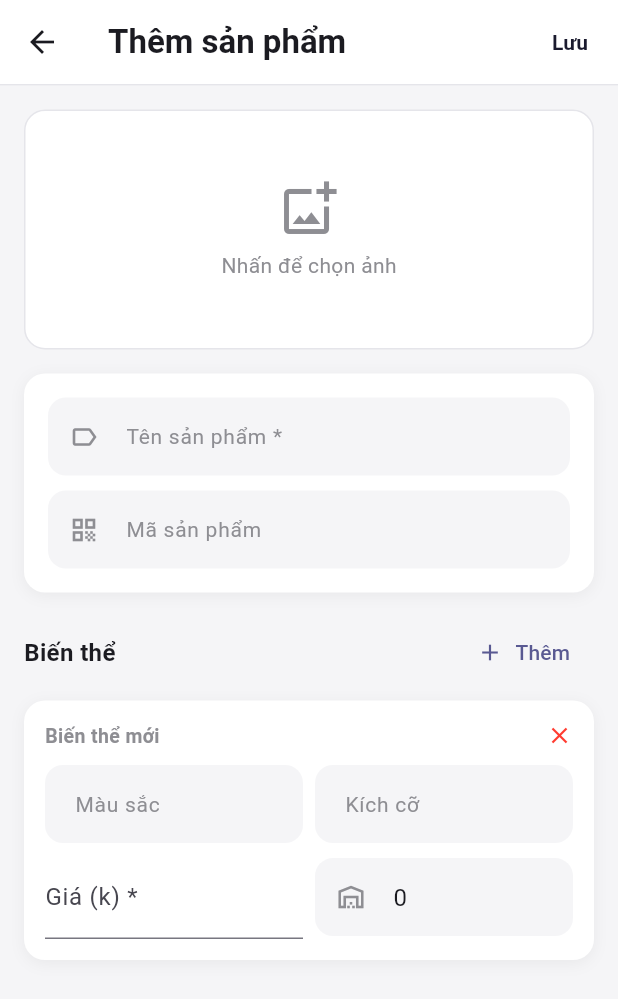
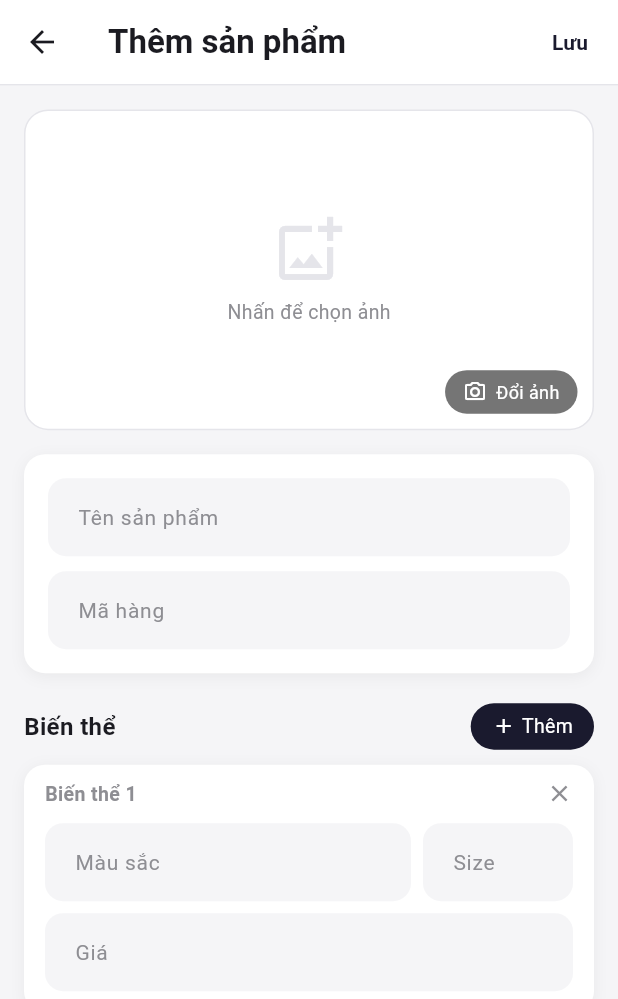
Before and after one commit to Dannyplusplus12/FISD-R, a Flutter app: the FormSanPhamPage screen opened directly, after a tap on "Thêm", on a phone screen of 412 x 824 dp. Shown: the top 999 px of the screen. Run offline on Flutter 3.47's test engine with Material 3 defaults, Android fonts, the phone set to English and light mode, and no system bars; our stand-ins replace dio, fl_chart, flutter_riverpod, image_picker, shared_preferences, speech_to_text; accounts and stored records are empty; Roboto replaces fonts that are missing (SF Pro Display).

Commit message:
refactor: rework form san pham + fix don vi gia
- Rethiet ke toan bo FormSanPhamPage: anh 16:9 full-width co overlay,
  card thong tin (ten+ma), card bien the nhat quan voi AppDeco.input
- Bo truong Ton kho (quan ly qua kho hang)
- Gia: placeholder 'Gia' + suffixText 'k' (khong can ghi chu don vi)
- AppDeco.input: them param suffixText tuy chon

Co-Authored-By: Claude Sonnet 4.6 <noreply@anthropic.com>

```diff
--- a/frontend-mobile/lib/core/theme.dart
+++ b/frontend-mobile/lib/core/theme.dart
@@ -17,9 +17,12 @@ class AppColors {
 }
 
 class AppDeco {
-  static InputDecoration input(String hint, {IconData? icon}) => InputDecoration(
+  static InputDecoration input(String hint, {IconData? icon, String? suffixText}) =>
+      InputDecoration(
         hintText: hint,
         prefixIcon: icon != null ? Icon(icon, size: 20, color: AppColors.textSecondary) : null,
+        suffixText: suffixText,
+        suffixStyle: const TextStyle(color: AppColors.textSecondary, fontSize: 14),
         filled: true,
         fillColor: AppColors.background,
         border: OutlineInputBorder(
--- a/frontend-mobile/lib/features/orderer/san_pham_orderer_page.dart
+++ b/frontend-mobile/lib/features/orderer/san_pham_orderer_page.dart
@@ -6,8 +6,6 @@ import 'package:flutter_riverpod/flutter_riverpod.dart';
 import 'package:image_picker/image_picker.dart';
 import '../../core/theme.dart';
 import 'san_pham_orderer_provider.dart';
-
-// FormSanPhamPage — tạo / sửa sản phẩm (standalone fullscreen page)
 
 class FormSanPhamPage extends ConsumerStatefulWidget {
   final SanPham? edit;
@@ -24,7 +22,6 @@ class _FormSanPhamPageState extends ConsumerState<FormSanPhamPage> {
   String? _localImagePath;
   bool _uploadingAnh = false;
   bool _saving = false;
-
   late List<_BienTheEdit> _bienThes;
 
   @override
@@ -36,13 +33,7 @@ class _FormSanPhamPageState extends ConsumerState<FormSanPhamPage> {
       _maCtrl.text = sp.ma;
       _imagePath = sp.anhKey;
       _bienThes = sp.bienThes
-          .map((bt) => _BienTheEdit(
-                id: bt.id,
-                mauSac: bt.mauSac,
-                kichCo: bt.kichCo,
-                gia: bt.gia,
-                tonKho: bt.tonKho,
-              ))
+          .map((bt) => _BienTheEdit(id: bt.id, mauSac: bt.mauSac, kichCo: bt.kichCo, gia: bt.gia))
           .toList();
     } else {
       _bienThes = [];
@@ -56,25 +47,17 @@ class _FormSanPhamPageState extends ConsumerState<FormSanPhamPage> {
     super.dispose();
   }
 
-  Future<void> _chupAnh() async {
+  Future<void> _chonAnh() async {
     final picker = ImagePicker();
     final picked = await picker.pickImage(source: ImageSource.gallery, imageQuality: 85);
     if (picked == null) return;
-    setState(() {
-      _localImagePath = picked.path;
-      _uploadingAnh = true;
-    });
+    setState(() { _localImagePath = picked.path; _uploadingAnh = true; });
     try {
-      final key =
-          await ref.read(sanPhamOrdererRepoProvider).uploadAnh(picked.path, picked.name);
+      final key = await ref.read(sanPhamOrdererRepoProvider).uploadAnh(picked.path, picked.name);
       if (mounted) setState(() { _imagePath = key; _uploadingAnh = false; });
     } catch (_) {
       if (mounted) setState(() => _uploadingAnh = false);
     }
-  }
-
-  void _themBienThe() {
-    setState(() => _bienThes.add(_BienTheEdit(mauSac: '', kichCo: '', gia: 0, tonKho: 0)));
   }
 
   Future<void> _luu() async {
@@ -89,25 +72,17 @@ class _FormSanPhamPageState extends ConsumerState<FormSanPhamPage> {
                 'color': bt.mauSac,
                 'size': bt.kichCo,
                 'price': bt.gia,
-                'stock': bt.tonKho,
+                'stock': 0,
               })
           .toList();
-
       if (widget.edit != null) {
         await ref.read(sanPhamOrdererRepoProvider).capNhatSanPham(
-              id: widget.edit!.id,
-              ten: ten,
-              ma: _maCtrl.text.trim(),
-              imagePath: _imagePath,
-              bienThes: bts,
-            );
+            id: widget.edit!.id, ten: ten, ma: _maCtrl.text.trim(),
+            imagePath: _imagePath, bienThes: bts);
       } else {
         await ref.read(sanPhamOrdererRepoProvider).taoSanPham(
-              ten: ten,
-              ma: _maCtrl.text.trim(),
-              imagePath: _imagePath,
-              bienThes: bts,
-            );
+            ten: ten, ma: _maCtrl.text.trim(),
+            imagePath: _imagePath, bienThes: bts);
       }
       if (mounted) Navigator.pop(context);
     } catch (_) {
@@ -117,141 +92,178 @@ class _FormSanPhamPageState extends ConsumerState<FormSanPhamPage> {
 
   @override
   Widget build(BuildContext context) {
-    final isEdit = widget.edit != null;
     return Scaffold(
       backgroundColor: AppColors.background,
       appBar: AppBar(
-        title: Text(isEdit ? 'Sửa sản phẩm' : 'Thêm sản phẩm',
+        title: Text(widget.edit != null ? 'Sửa sản phẩm' : 'Thêm sản phẩm',
             style: const TextStyle(fontWeight: FontWeight.bold)),
         backgroundColor: AppColors.surface,
         surfaceTintColor: Colors.transparent,
         elevation: 0,
         bottom: PreferredSize(
             preferredSize: const Size.fromHeight(1),
-          child: Container(height: 1, color: AppColors.divider),
-        ),
+            child: Container(height: 1, color: AppColors.divider)),
         actions: [
-          TextButton(
-            onPressed: _saving ? null : _luu,
-            child: _saving
-                ? const SizedBox(
-                    width: 20,
-                    height: 20,
-                    child: CircularProgressIndicator(strokeWidth: 2))
-                : const Text('Lưu',
-                    style: TextStyle(fontWeight: FontWeight.bold, color: AppColors.primary)),
-          ),
+          _saving
+              ? const Padding(
+                  padding: EdgeInsets.all(14),
+                  child: SizedBox(width: 20, height: 20,
+                      child: CircularProgressIndicator(strokeWidth: 2)))
+              : TextButton(
+                  onPressed: _luu,
+                  child: const Text('Lưu',
+                      style: TextStyle(fontWeight: FontWeight.bold, color: AppColors.primary))),
         ],
       ),
       body: ListView(padding: const EdgeInsets.all(16), children: [
-        // Ảnh sản phẩm
-        GestureDetector(
-          onTap: _chupAnh,
-          child: Container(
-            height: 160,
-            decoration: BoxDecoration(
-              color: AppColors.surface,
-              borderRadius: BorderRadius.circular(14),
-              border: Border.all(color: AppColors.divider),
-            ),
-            child: _uploadingAnh
-                ? const Center(child: CircularProgressIndicator())
-                : ClipRRect(
-                    borderRadius: BorderRadius.circular(14),
-                    child: _buildAnhPreview(),
-                  ),
-          ),
+        _AnhPicker(
+          localPath: _localImagePath,
+          networkUrl: widget.edit?.anh ?? '',
+          uploading: _uploadingAnh,
+          onTap: _chonAnh,
         ),
         const SizedBox(height: 16),
-        // Thông tin cơ bản
         Container(
           decoration: AppDeco.card(),
           padding: const EdgeInsets.all(16),
           child: Column(children: [
             TextField(
                 controller: _tenCtrl,
-                decoration: AppDeco.input('Tên sản phẩm *', icon: Icons.label_outline)),
+                textCapitalization: TextCapitalization.words,
+                decoration: AppDeco.input('Tên sản phẩm')),
             const SizedBox(height: 10),
             TextField(
                 controller: _maCtrl,
-                decoration: AppDeco.input('Mã sản phẩm', icon: Icons.qr_code_outlined)),
+                textCapitalization: TextCapitalization.characters,
+                decoration: AppDeco.input('Mã hàng')),
           ]),
         ),
-        const SizedBox(height: 16),
-        // Biến thể header
+        const SizedBox(height: 20),
         Row(children: [
           const Text('Biến thể', style: TextStyle(fontWeight: FontWeight.bold, fontSize: 16)),
           const Spacer(),
-          TextButton.icon(
-            onPressed: _themBienThe,
-            icon: const Icon(Icons.add, size: 18),
-            label: const Text('Thêm'),
+          GestureDetector(
+            onTap: () => setState(
+                () => _bienThes.add(_BienTheEdit(mauSac: '', kichCo: '', gia: 0))),
+            child: Container(
+              padding: const EdgeInsets.symmetric(horizontal: 14, vertical: 6),
+              decoration: BoxDecoration(
+                  color: AppColors.primary, borderRadius: BorderRadius.circular(20)),
+              child: const Row(mainAxisSize: MainAxisSize.min, children: [
+                Icon(Icons.add, size: 16, color: Colors.white),
+                SizedBox(width: 4),
+                Text('Thêm', style: TextStyle(color: Colors.white, fontSize: 13)),
+              ]),
+            ),
           ),
         ]),
-        const SizedBox(height: 8),
+        const SizedBox(height: 10),
+        if (_bienThes.isEmpty)
+          Container(
+            padding: const EdgeInsets.all(24),
+            decoration: AppDeco.card(),
+            child: const Center(
+              child: Text('Chưa có biến thể nào.\nNhấn Thêm để tạo.',
+                  style: TextStyle(color: AppColors.textSecondary),
+                  textAlign: TextAlign.center),
+            ),
+          )
+        else
           ..._bienThes.asMap().entries.map((e) => _BienTheForm(
                 key: ValueKey(e.key),
                 data: e.value,
+                index: e.key + 1,
                 onRemove: () => setState(() => _bienThes.removeAt(e.key)),
               )),
-        if (_bienThes.isEmpty)
-          Container(
-            padding: const EdgeInsets.all(20),
-            decoration: AppDeco.card(),
-            child: const Center(
-              child: Text(
-                'Chưa có biến thể nào.\nNhấn "Thêm" để tạo biến thể.',
-                style: TextStyle(color: AppColors.textSecondary),
-                textAlign: TextAlign.center,
-              ),
-            ),
-          ),
         const SizedBox(height: 40),
       ]),
     );
   }
-
-  Widget _buildAnhPreview() {
-    if (_localImagePath != null) {
-      return Image.file(File(_localImagePath!), fit: BoxFit.cover, width: double.infinity);
-    }
-    if (_imagePath.isNotEmpty && widget.edit?.anh.isNotEmpty == true) {
-      return Image.network(widget.edit!.anh, fit: BoxFit.cover, width: double.infinity,
-          errorBuilder: (_, __, ___) => _anhPlaceholder());
-    }
-    return _anhPlaceholder();
 }
 
-  Widget _anhPlaceholder() => const Column(
-        mainAxisAlignment: MainAxisAlignment.center,
-        children: [
-          Icon(Icons.add_photo_alternate_outlined, size: 40, color: AppColors.textSecondary),
-          SizedBox(height: 8),
-          Text('Nhấn để chọn ảnh', style: TextStyle(color: AppColors.textSecondary)),
-        ],
+// ── Ảnh picker ────────────────────────────────────────────────────────────────
+
+class _AnhPicker extends StatelessWidget {
+  final String? localPath;
+  final String networkUrl;
+  final bool uploading;
+  final VoidCallback onTap;
+
+  const _AnhPicker({
+    required this.localPath,
+    required this.networkUrl,
+    required this.uploading,
+    required this.onTap,
+  });
+
+  @override
+  Widget build(BuildContext context) {
+    return GestureDetector(
+      onTap: onTap,
+      child: AspectRatio(
+        aspectRatio: 16 / 9,
+        child: Container(
+          decoration: BoxDecoration(
+            color: AppColors.surface,
+            borderRadius: BorderRadius.circular(16),
+            border: Border.all(color: AppColors.divider),
+          ),
+          clipBehavior: Clip.antiAlias,
+          child: Stack(fit: StackFit.expand, children: [
+            if (uploading)
+              const Center(child: CircularProgressIndicator())
+            else if (localPath != null)
+              Image.file(File(localPath!), fit: BoxFit.cover)
+            else if (networkUrl.isNotEmpty)
+              Image.network(networkUrl, fit: BoxFit.cover,
+                  errorBuilder: (_, __, ___) => _placeholder())
+            else
+              _placeholder(),
+            // Edit overlay
+            Positioned(
+              bottom: 10, right: 10,
+              child: Container(
+                padding: const EdgeInsets.symmetric(horizontal: 12, vertical: 6),
+                decoration: BoxDecoration(
+                    color: Colors.black54, borderRadius: BorderRadius.circular(20)),
+                child: const Row(mainAxisSize: MainAxisSize.min, children: [
+                  Icon(Icons.photo_camera_outlined, size: 16, color: Colors.white),
+                  SizedBox(width: 6),
+                  Text('Đổi ảnh', style: TextStyle(color: Colors.white, fontSize: 12)),
+                ]),
+              ),
+            ),
+          ]),
+        ),
+      ),
     );
   }
+
+  Widget _placeholder() => const Column(mainAxisAlignment: MainAxisAlignment.center, children: [
+        Icon(Icons.add_photo_alternate_outlined, size: 48, color: AppColors.divider),
+        SizedBox(height: 8),
+        Text('Nhấn để chọn ảnh', style: TextStyle(color: AppColors.textSecondary, fontSize: 13)),
+      ]);
+}
+
+// ── Data model biến thể ───────────────────────────────────────────────────────
 
 class _BienTheEdit {
   final int? id;
   String mauSac;
   String kichCo;
   int gia;
-  int tonKho;
 
-  _BienTheEdit({
-    this.id,
-    required this.mauSac,
-    required this.kichCo,
-    required this.gia,
-    required this.tonKho,
-  });
+  _BienTheEdit({this.id, required this.mauSac, required this.kichCo, required this.gia});
 }
+
+// ── Form biến thể ─────────────────────────────────────────────────────────────
 
 class _BienTheForm extends StatefulWidget {
   final _BienTheEdit data;
+  final int index;
   final VoidCallback onRemove;
-  const _BienTheForm({super.key, required this.data, required this.onRemove});
+  const _BienTheForm({super.key, required this.data, required this.index, required this.onRemove});
 
   @override
   State<_BienTheForm> createState() => _BienTheFormState();
@@ -261,15 +273,14 @@ class _BienTheFormState extends State<_BienTheForm> {
   late final TextEditingController _mauCtrl;
   late final TextEditingController _coCtrl;
   late final TextEditingController _giaCtrl;
-  late final TextEditingController _slCtrl;
 
   @override
   void initState() {
     super.initState();
     _mauCtrl = TextEditingController(text: widget.data.mauSac);
     _coCtrl = TextEditingController(text: widget.data.kichCo);
-    _giaCtrl = TextEditingController(text: widget.data.gia > 0 ? '${widget.data.gia ~/ 1000}' : '');
-    _slCtrl = TextEditingController(text: '${widget.data.tonKho}');
+    _giaCtrl = TextEditingController(
+        text: widget.data.gia > 0 ? '${widget.data.gia ~/ 1000}' : '');
   }
 
   @override
@@ -277,7 +288,6 @@ class _BienTheFormState extends State<_BienTheForm> {
     _mauCtrl.dispose();
     _coCtrl.dispose();
     _giaCtrl.dispose();
-    _slCtrl.dispose();
     super.dispose();
   }
 
@@ -285,25 +295,24 @@ class _BienTheFormState extends State<_BienTheForm> {
     widget.data.mauSac = _mauCtrl.text.trim();
     widget.data.kichCo = _coCtrl.text.trim();
     widget.data.gia = (int.tryParse(_giaCtrl.text) ?? 0) * 1000;
-    widget.data.tonKho = int.tryParse(_slCtrl.text) ?? 0;
   }
 
   @override
   Widget build(BuildContext context) {
-    final label = widget.data.id != null ? 'Biến thể #${widget.data.id}' : 'Biến thể mới';
     return Container(
       margin: const EdgeInsets.only(bottom: 10),
       decoration: AppDeco.card(),
-      padding: const EdgeInsets.all(14),
+      padding: const EdgeInsets.fromLTRB(14, 10, 14, 14),
       child: Column(crossAxisAlignment: CrossAxisAlignment.start, children: [
         Row(children: [
-          Text(label,
+          Text('Biến thể ${widget.index}',
               style: const TextStyle(
                   fontWeight: FontWeight.w600, fontSize: 13, color: AppColors.textSecondary)),
           const Spacer(),
           GestureDetector(
             onTap: widget.onRemove,
-              child: const Icon(Icons.close, size: 18, color: AppColors.danger)),
+            child: const Icon(Icons.close, size: 18, color: AppColors.textSecondary),
+          ),
         ]),
         const SizedBox(height: 10),
         Row(children: [
@@ -313,31 +322,22 @@ class _BienTheFormState extends State<_BienTheForm> {
                   onChanged: (_) => _sync(),
                   decoration: AppDeco.input('Màu sắc'))),
           const SizedBox(width: 8),
-          Expanded(
+          SizedBox(
+            width: 100,
             child: TextField(
                 controller: _coCtrl,
                 onChanged: (_) => _sync(),
-                  decoration: AppDeco.input('Kích cỡ'))),
+                decoration: AppDeco.input('Size')),
+          ),
         ]),
         const SizedBox(height: 8),
-        Row(children: [
-          Expanded(
-              child: TextField(
+        TextField(
           controller: _giaCtrl,
           keyboardType: TextInputType.number,
           inputFormatters: [FilteringTextInputFormatter.digitsOnly],
           onChanged: (_) => _sync(),
-                  decoration: const InputDecoration(labelText: 'Giá (k) *', suffixText: 'k'))),
-          const SizedBox(width: 8),
-          Expanded(
-              child: TextField(
-                  controller: _slCtrl,
-                  keyboardType: TextInputType.number,
-                  inputFormatters: [FilteringTextInputFormatter.digitsOnly],
-                  onChanged: (_) => _sync(),
-                  decoration:
-                      AppDeco.input('Tồn kho', icon: Icons.warehouse_outlined))),
-        ]),
+          decoration: AppDeco.input('Giá', suffixText: 'k'),
+        ),
       ]),
     );
   }
```
Lines whose indentation alone changed are shown as unchanged.
